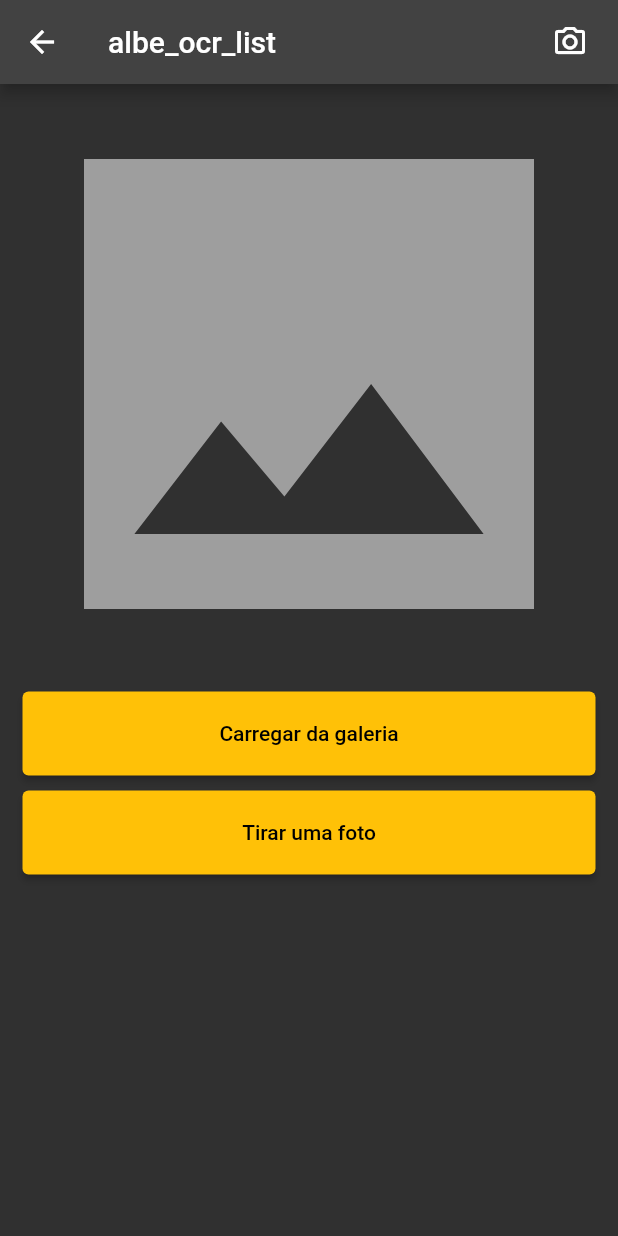
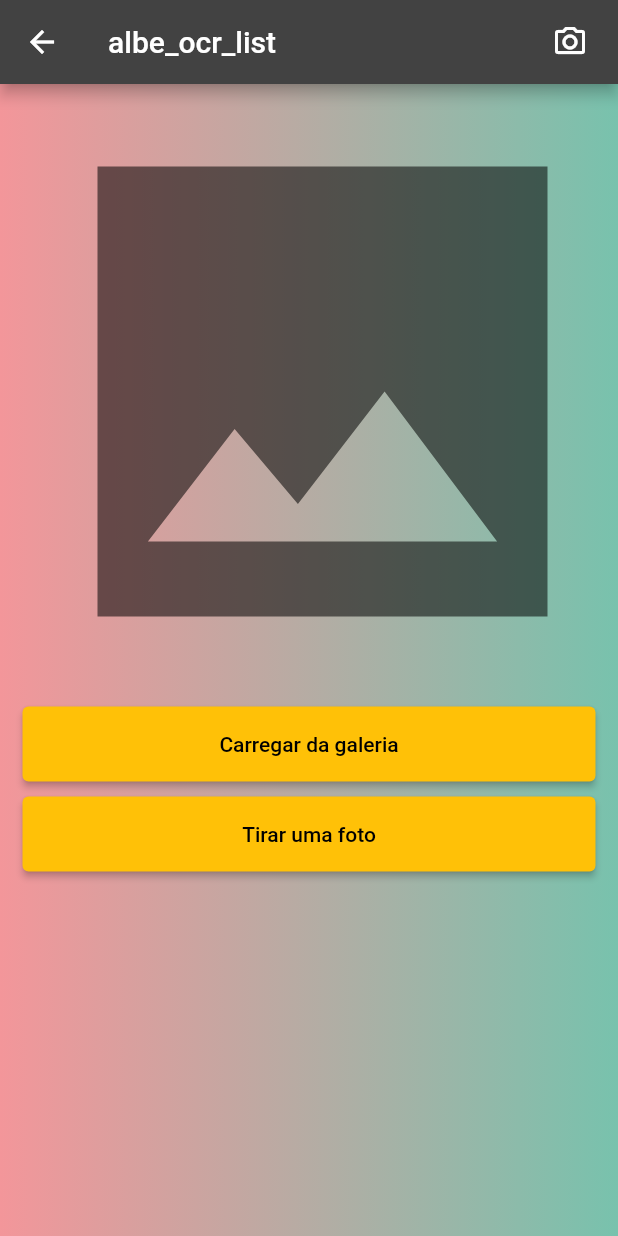
Before and after one commit to Albejr/albe_ocr_list, a Flutter app: the screen it shows after launch, after a tap on the "photo library" icon, on a phone screen of 412 x 824 dp. Run offline on Flutter 3.47's test engine with Material 2 defaults, Android fonts, the phone set to English and light mode, and no system bars; our stand-ins replace camera, cloud_firestore, firebase_core, image_picker, package_info_plus, permission_handler and 1 more; missing offline and left inert: google_mlkit_text_recognition; accounts and stored records are empty.

```diff
--- a/lib/home/home_app.widget.dart
+++ b/lib/home/home_app.widget.dart
@@ -24,11 +24,13 @@ class HomeAppWidget extends StatelessWidget {
       child: MaterialApp(
         theme: ThemeData(
           brightness: Brightness.light,
-          primarySwatch: Colors.amber,
+          primarySwatch: Colors.blue,
+          scaffoldBackgroundColor: Colors.white70
         ),
         darkTheme: ThemeData(
           brightness: Brightness.dark,
           primarySwatch: Colors.amber,
+          scaffoldBackgroundColor: Colors.black87
         ),
         themeMode: ThemeMode.dark,
         initialRoute: '/',
--- a/lib/home/home_splash_screen.widget.dart
+++ b/lib/home/home_splash_screen.widget.dart
@@ -32,10 +32,18 @@ class _HomeSplashScreenState extends State<HomeSplashScreen> {
           ('${widget.packageInfo.appName}\n${widget.packageInfo.version}'),
           textAlign: TextAlign.center,
           style: const TextStyle(
-              fontWeight: FontWeight.bold, fontSize: 16, color: Colors.white),
+              fontWeight: FontWeight.bold, fontSize: 16, color: Colors.black87),
         ),
-        imageBackground: const AssetImage('assets/images/background.jpg'),
-        loaderColor: Colors.deepOrange);
+        //imageBackground: const AssetImage('assets/images/background.jpg'),
+        gradientBackground: const LinearGradient(
+          begin: Alignment.centerLeft,
+          end: Alignment.centerRight,
+          colors: [
+            Color.fromRGBO(243, 150, 154, 1),
+            Color.fromRGBO(120, 194, 173, 1),
+          ],
+        ),
+        loaderColor: Colors.white);
   }
 
   @override
--- a/lib/ocr/visionDetectorViews/camera_view.dart
+++ b/lib/ocr/visionDetectorViews/camera_view.dart
@@ -73,7 +73,18 @@ class _CameraViewState extends State<CameraView> {
           ),
         ],
       ),
-      body: defineBody(),
+      body: Container(
+        height: double.infinity,
+        decoration: const BoxDecoration(
+          gradient: LinearGradient(
+            colors: [
+              Color.fromRGBO(243, 150, 154, 1),
+              Color.fromRGBO(120, 194, 173, 1),
+            ],
+          ),
+        ),
+        child: defineBody(),
+      ),
       // floatingActionButton: _floatingActionButton(),
       // floatingActionButtonLocation: FloatingActionButtonLocation.centerFloat,
     );
@@ -148,13 +159,13 @@ class _CameraViewState extends State<CameraView> {
       );
     } else {
       return Container(
-          margin: const EdgeInsets.all(9.0),
+          margin: const EdgeInsets.all(9),
           width: MediaQuery.of(context).size.width,
           child: Padding(
             padding: const EdgeInsets.symmetric(horizontal: 15, vertical: 5),
             child: ElevatedButton(
               style: ElevatedButton.styleFrom(
-                padding: const EdgeInsets.symmetric(vertical: 20),
+                minimumSize: const Size.fromHeight(50),
               ),
               child: const Text('Permitir acesso à câmera'),
               onPressed: () =>
@@ -169,8 +180,10 @@ class _CameraViewState extends State<CameraView> {
   }
 
   Widget _galleryBody() {
-    return ListView(shrinkWrap: true, children: [
-      (_image != null)
+    return Column(mainAxisAlignment: MainAxisAlignment.start, children: [
+      Padding(
+        padding: const EdgeInsets.symmetric(horizontal: 15, vertical: 5),
+        child: (_image != null)
             ? SizedBox(
                 height: 400,
                 width: 400,
@@ -182,16 +195,13 @@ class _CameraViewState extends State<CameraView> {
                   ],
                 ),
               )
-          : const Icon(
-              Icons.image_sharp,
-              size: 400,
-              color: Colors.grey,
+            : const Icon(Icons.image_sharp, size: 400, color: Colors.black54),
       ),
       Padding(
         padding: const EdgeInsets.symmetric(horizontal: 15, vertical: 5),
         child: ElevatedButton(
           style: ElevatedButton.styleFrom(
-            padding: const EdgeInsets.symmetric(vertical: 20),
+            minimumSize: const Size.fromHeight(50),
           ),
           child: const Text('Carregar da galeria'),
           onPressed: () => _getImage(ImageSource.gallery),
@@ -202,7 +212,7 @@ class _CameraViewState extends State<CameraView> {
         child: ElevatedButton(
           style: ElevatedButton.styleFrom(
             //primary: Colors.pink,
-            padding: const EdgeInsets.symmetric(vertical: 20),
+            minimumSize: const Size.fromHeight(50),
           ),
           child: const Text('Tirar uma foto'),
           onPressed: () =>
@@ -219,7 +229,7 @@ class _CameraViewState extends State<CameraView> {
               child: ElevatedButton(
                 style: ElevatedButton.styleFrom(
                   primary: Colors.pink,
-                  padding: const EdgeInsets.symmetric(vertical: 20),
+                  minimumSize: const Size.fromHeight(50),
                 ),
                 child: const Text('Reprocessar imagem'),
                 onPressed: () => _processPickedFile(_pickedFile!),
--- a/lib/result/result_list.widget.dart
+++ b/lib/result/result_list.widget.dart
@@ -34,7 +34,7 @@ class _ResultListWidgetState extends State<ResultListWidget> {
                             width: 50,
                             height: 50,
                             child: CircularProgressIndicator(
-                              color: Colors.deepOrange,
+                              color: Colors.white,
                             ))
                       ]
                     : builderListCard(resultItemModel));
@@ -46,7 +46,7 @@ class _ResultListWidgetState extends State<ResultListWidget> {
                   width: 50,
                   height: 50,
                   child: CircularProgressIndicator(
-                    color: Colors.deepOrange,
+                    color: Colors.white,
                   ))
             ]);
           }
@@ -64,10 +64,9 @@ class _ResultListWidgetState extends State<ResultListWidget> {
                   dense: true,
                   leading: Text(
                       (resultItemModel.players.indexOf(item) + 1).toString(),
-                      style: TextStyle(
-                          color: Colors.black.withOpacity(0.5), fontSize: 10)),
-                  trailing: Icon(Icons.touch_app,
-                      color: Colors.black.withOpacity(0.3)),
+                      style:
+                          const TextStyle(color: Colors.black54, fontSize: 10)),
+                  trailing: const Icon(Icons.touch_app, color: Colors.black38),
                   title: Text(item.name,
                       style: const TextStyle(
                           color: Colors.white,
@@ -181,12 +180,12 @@ class _ResultListWidgetState extends State<ResultListWidget> {
   @override
   Widget build(BuildContext context) {
     resultPageController = context.watch<ResultPageController>();
-    return Container(
-        margin: const EdgeInsets.all(9.0),
+    return SizedBox(
         width: MediaQuery.of(context).size.width,
         child: ListView(
           shrinkWrap: true,
           scrollDirection: Axis.vertical,
+          padding: const EdgeInsets.symmetric(horizontal: 9, vertical: 9),
           children: <Widget>[
             if (widget.listType == constants_firebase.blackList)
               builderFutureWidget(ResultItemModel.getNamesBlackList())
--- a/lib/result/result_page.widget.dart
+++ b/lib/result/result_page.widget.dart
@@ -32,7 +32,7 @@ class _ResultPageWidgetState extends State<ResultPageWidget>
                 return Text(
                   (snapshot.data?.docs.length.toString() ?? '-'),
                   style: const TextStyle(
-                      fontWeight: FontWeight.w100, fontSize: 12),
+                      fontWeight: FontWeight.w200, fontSize: 12),
                 );
               }))
     ])),
@@ -49,7 +49,7 @@ class _ResultPageWidgetState extends State<ResultPageWidget>
                 return Text(
                   (snapshot.data?.docs.length.toString() ?? '-'),
                   style: const TextStyle(
-                      fontWeight: FontWeight.w100, fontSize: 12),
+                      fontWeight: FontWeight.w200, fontSize: 12),
                 );
               }))
     ])),
@@ -74,13 +74,23 @@ class _ResultPageWidgetState extends State<ResultPageWidget>
         length: 2,
         child: Scaffold(
             appBar: AppBar(
-              flexibleSpace: Column(
+              flexibleSpace: Container(
+                  decoration: const BoxDecoration(
+                    gradient: LinearGradient(
+                      colors: [
+                        Color.fromRGBO(243, 150, 154, 1),
+                        Color.fromRGBO(120, 194, 173, 1),
+                      ],
+                    ),
+                  ),
+                  child: Column(
                     mainAxisAlignment: MainAxisAlignment.end,
                     children: [
                       TabBar(
                         controller: _tabController,
                         indicatorColor: Colors.amber,
                         indicatorWeight: 3,
+                        labelColor: Colors.black,
                         tabs: listTabs,
                         onTap: (index) {
                           controller.setSelectedTabIndex(index);
@@ -88,15 +98,26 @@ class _ResultPageWidgetState extends State<ResultPageWidget>
                         },
                       )
                     ],
+                  )),
+            ),
+            body: Container(
+              height: double.infinity,
+              decoration: const BoxDecoration(
+                gradient: LinearGradient(
+                  colors: [
+                    Color.fromRGBO(243, 150, 154, 1),
+                    Color.fromRGBO(120, 194, 173, 1),
+                  ],
                 ),
               ),
-            body: TabBarView(
+              child: TabBarView(
                   controller: _tabController,
                   physics: const NeverScrollableScrollPhysics(),
                   children: const [
                     ResultListWidget(constants_firebase.blackList),
                     ResultListWidget(constants_firebase.whiteList)
-                ])));
+                  ]),
+            )));
   }
 
   @override
--- a/pubspec.yaml
+++ b/pubspec.yaml
@@ -15,7 +15,7 @@ publish_to: "none" # Remove this line if you wish to publish to pub.dev
 # In iOS, build-name is used as CFBundleShortVersionString while build-number used as CFBundleVersion.
 # Read more about iOS versioning at
 # https://developer.apple.com/library/archive/documentation/General/Reference/InfoPlistKeyReference/Articles/CoreFoundationKeys.html
-version: 2.0.1+1
+version: 2.0.2+1
 
 environment:
   sdk: ">=2.15.1 <3.0.0"
@@ -66,8 +66,8 @@ flutter:
   uses-material-design: true
 
   # To add assets to your application, add an assets section, like this:
-  assets:
-    - assets/images/background.jpg
+  # assets:
+  #   - assets/images/background.jpg
 
   # An image asset can refer to one or more resolution-specific "variants", see
   # https://flutter.dev/assets-and-images/#resolution-aware.
```
Also changed, not shown: lib/ocr/ocr_result.widget.dart (+16 -10 lines), lib/player/player_add_form.widget.dart (+22 -15 lines), assets/images/background.jpg (deleted), 1 other file. Lines whose indentation alone changed are shown as unchanged.
